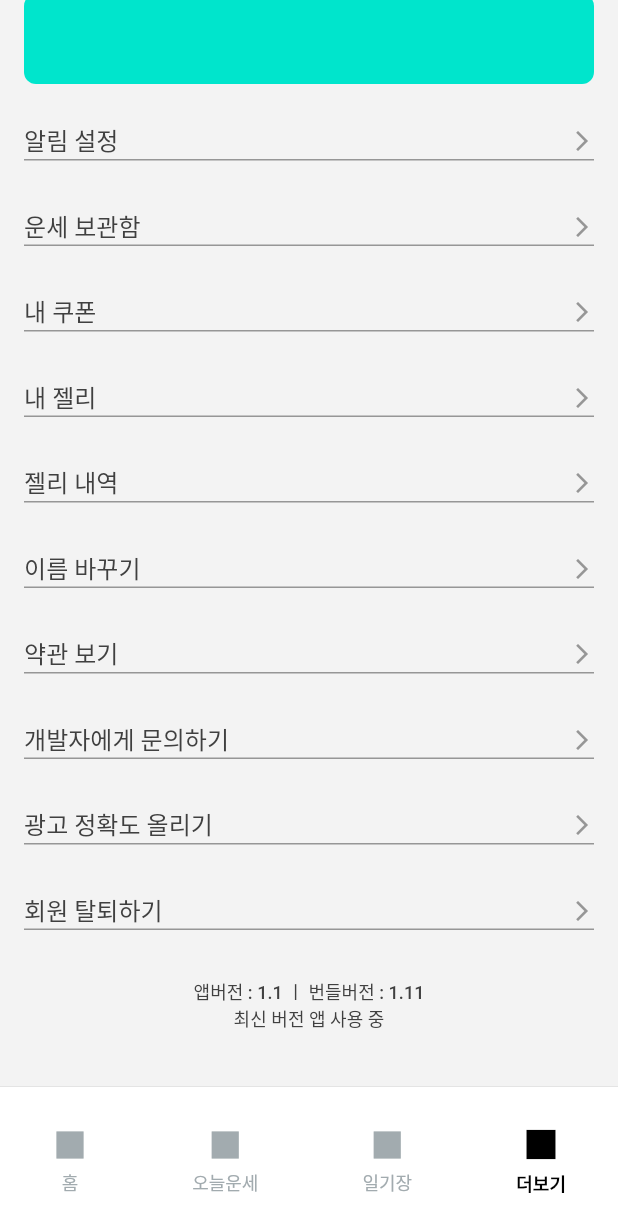
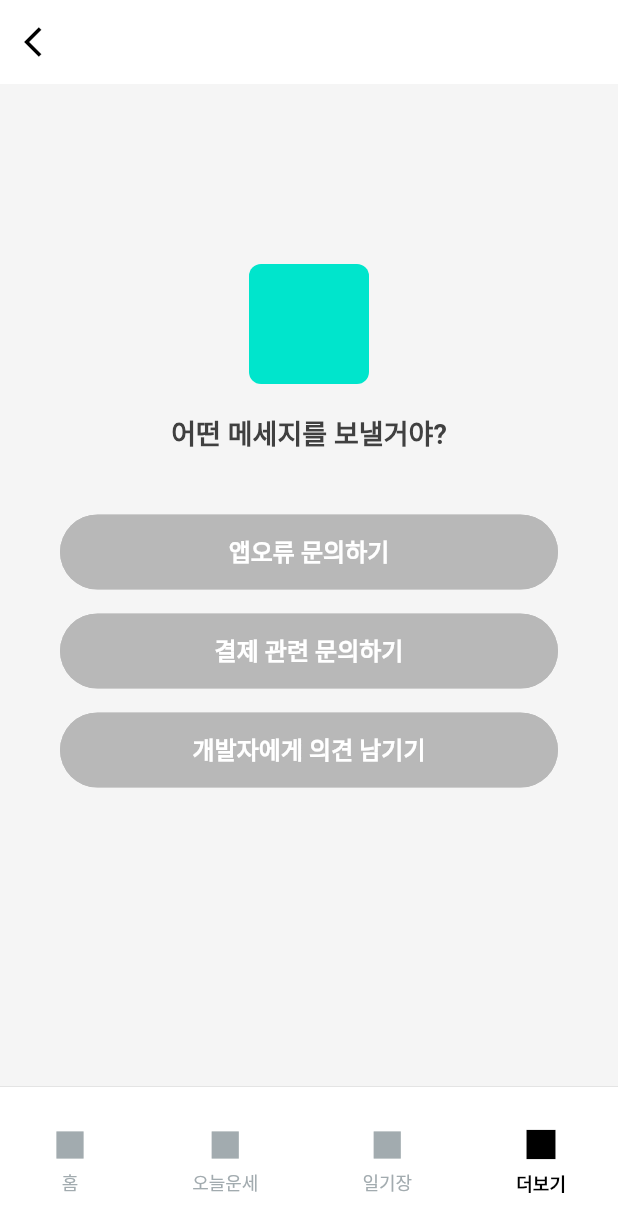
Before and after one commit to KhuongKayyyyy/nexacode_nora, a Flutter app: the screen it shows after launch, item 4 of the bottom bar chosen, scrolled down 289 dp, after a tap on "개발자에게 문의하기", on a phone screen of 412 x 824 dp. Shown: the top 1232 px of the screen. Run offline on Flutter 3.47's test engine with Material 3 defaults, Android fonts, the phone set to English and light mode, and no system bars; our stand-ins replace cached_network_image, carousel_slider, dots_indicator, fluttertoast, get, lottie; Roboto replaces fonts that are missing (Pretendard).

Commit message:
added with contact page

```diff
--- a/lib/constants/RouteName.dart
+++ b/lib/constants/RouteName.dart
@@ -14,4 +14,6 @@ class RouteName {
   static const moreFortunePage = "/moreFortunePage";
   static const fortuneDetailPage = "/fortuneDetailPage";
   static const moreChangeNamePage = "/moreChangeNamePage";
+  static const moreContactDeveloper = "/moreContactDeveloper";
+  static const moreSendMessage = "/moreSendMessage";
 }
--- a/lib/navs/more_nav.dart
+++ b/lib/navs/more_nav.dart
@@ -3,8 +3,10 @@ import 'package:get/get.dart';
 import 'package:get/get_core/src/get_main.dart';
 import 'package:nora/constants/NavIds.dart';
 import 'package:nora/constants/RouteName.dart';
+import 'package:nora/screens/more/contact/more_send_message.dart';
 import 'package:nora/screens/more/fortune/fortune_detail_page.dart';
 import 'package:nora/screens/more/more_change_name_page.dart';
+import 'package:nora/screens/more/contact/more_contact_developer.dart';
 import 'package:nora/screens/more/more_coupon_page.dart';
 import 'package:nora/screens/more/fee/more_fee_history.dart';
 import 'package:nora/screens/more/fee/more_fee_page.dart';
@@ -66,6 +68,18 @@ class MoreNav extends StatelessWidget {
             page: () => MoreChangeNamePage(),
           );
         }
+        if (settings.name == RouteName.moreContactDeveloper) {
+          return GetPageRoute(
+            settings: settings,
+            page: () => MoreContactDeveloper(),
+          );
+        }
+        if (settings.name == RouteName.moreSendMessage) {
+          return GetPageRoute(
+            settings: settings,
+            page: () => MoreSendMessage(),
+          );
+        }
         return GetPageRoute(settings: settings, page: () => MoreLandingPage());
       },
     );
--- /dev/null
+++ b/lib/screens/more/contact/more_contact_developer.dart
@@ -0,0 +1,75 @@
+import 'package:flutter/material.dart';
+import 'package:get/get.dart';
+import 'package:get/get_core/src/get_main.dart';
+import 'package:nora/components/AppText.dart';
+import 'package:nora/components/AppButton.dart';
+import 'package:nora/constants/ColorConstants.dart';
+import 'package:nora/constants/Constants.dart';
+import 'package:nora/application/utils/extension/extensions.dart';
+import 'package:nora/constants/NavIds.dart';
+import 'package:nora/constants/RouteName.dart';
+
+class MoreContactDeveloper extends StatelessWidget {
+  const MoreContactDeveloper({super.key});
+
+  @override
+  Widget build(BuildContext context) {
+    return Scaffold(
+      appBar: AppBar(
+        backgroundColor: Colors.white,
+        elevation: 0,
+        leading: IconButton(
+          icon: Icon(Icons.arrow_back_ios, color: Colors.black),
+          onPressed: () => Navigator.pop(context),
+        ),
+      ),
+      backgroundColor: Color(0xFFF5F5F5),
+      body: Padding(
+        padding: screenPadding,
+        child: Column(
+          children: [
+            40.y,
+            _buildIconSection(),
+            20.y,
+            AppText(
+              text: "어떤 메세지를 보낼거야?",
+              fontSize: 18,
+              fontWeight: FontWeight.w600,
+            ),
+            40.y,
+            AppButton(
+              text: "앱오류 문의하기",
+              onTap: () {},
+              color: ColorConstants.barTextColor,
+            ),
+            16.y,
+            AppButton(
+              text: "결제 관련 문의하기",
+              onTap: () {},
+              color: ColorConstants.barTextColor,
+            ),
+            16.y,
+            AppButton(
+              text: "개발자에게 의견 남기기",
+              onTap: () {
+                Get.toNamed(RouteName.moreSendMessage, id: NavIds.more);
+              },
+              color: ColorConstants.barTextColor,
+            ),
+          ],
+        ),
+      ),
+    );
+  }
+
+  Widget _buildIconSection() {
+    return Container(
+      width: 80,
+      height: 80,
+      decoration: BoxDecoration(
+        color: Color(0xFF00E5CC),
+        borderRadius: BorderRadius.circular(8),
+      ),
+    );
+  }
+}
--- a/lib/screens/more/more_landing_page.dart
+++ b/lib/screens/more/more_landing_page.dart
@@ -53,7 +53,13 @@ class MoreLandingPage extends StatelessWidget {
                     Get.toNamed(RouteName.moreChangeNamePage, id: NavIds.more),
               ),
               _buildSettingItem(title: "약관 보기", onTap: () {}),
-              _buildSettingItem(title: "개발자에게 문의하기", onTap: () {}),
+              _buildSettingItem(
+                title: "개발자에게 문의하기",
+                onTap: () => Get.toNamed(
+                  RouteName.moreContactDeveloper,
+                  id: NavIds.more,
+                ),
+              ),
               _buildSettingItem(title: "광고 정확도 올리기", onTap: () {}),
               _buildSettingItem(title: "회원 탈퇴하기", onTap: () {}),
               _buildBottomSection(),
```
Also changed, not shown: lib/screens/more/contact/more_send_message.dart (added, +93 -0 lines).
